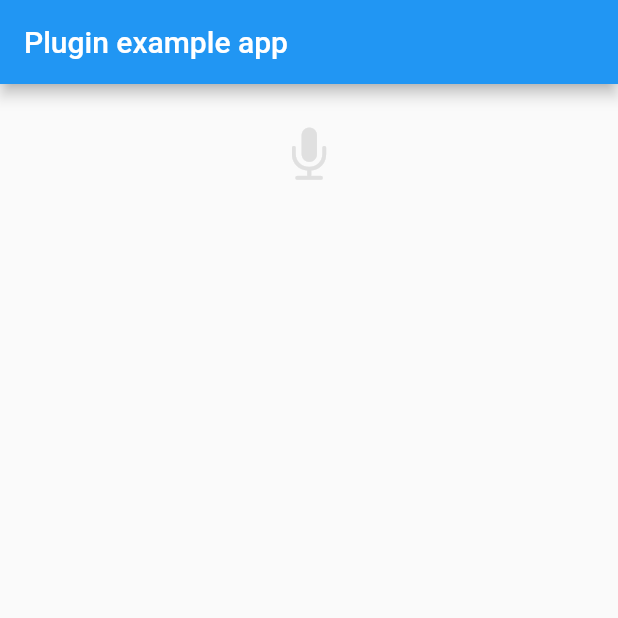
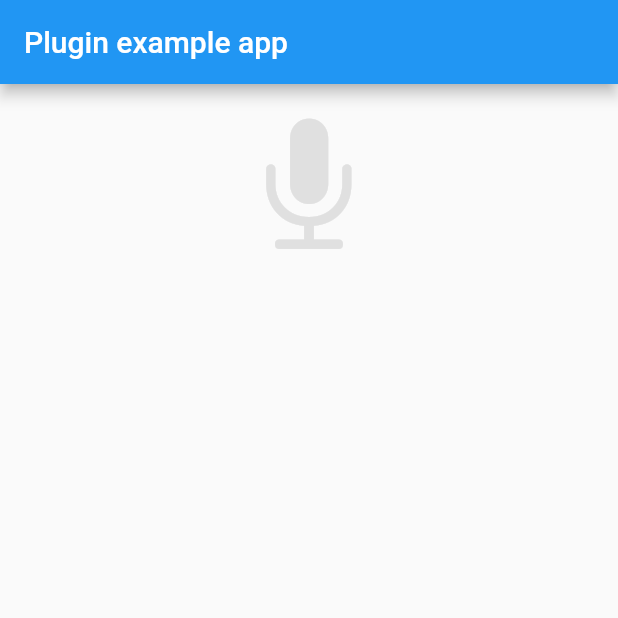
Before and after one commit to adamdav/flutter-av, a Flutter app: the screen it shows after launch, on a phone screen of 412 x 824 dp, the top half of it. Run offline on Flutter 3.47's test engine with Material 2 defaults, Android fonts, the phone set to English and light mode, and no system bars; our stand-ins replace plugin_platform_interface.

Commit message:
Fix recording

```diff
--- a/lib/widgets/cupertino_microphone_button.dart
+++ b/lib/widgets/cupertino_microphone_button.dart
@@ -13,14 +13,10 @@ class CupertinoMicrophoneButton extends StatelessWidget {
     return CupertinoButton(
       onPressed: onPressed,
       // color: isRecording ? Colors.red : Colors.grey[300],
-      child: SizedBox(
-        width: 60,
-        height: 60,
-        child: Icon(
-          CupertinoIcons.mic_fill,
-          size: 40,
-          color: isRecording ? Colors.red : Colors.grey[300],
-        ),
+      child: Icon(
+        CupertinoIcons.mic_fill,
+        size: 100,
+        color: isRecording ? Colors.red : Colors.grey[300],
       ),
     );
   }
```
Also changed, not shown: lib/av_method_channel.dart (+1 -6 lines), 2 other files.
